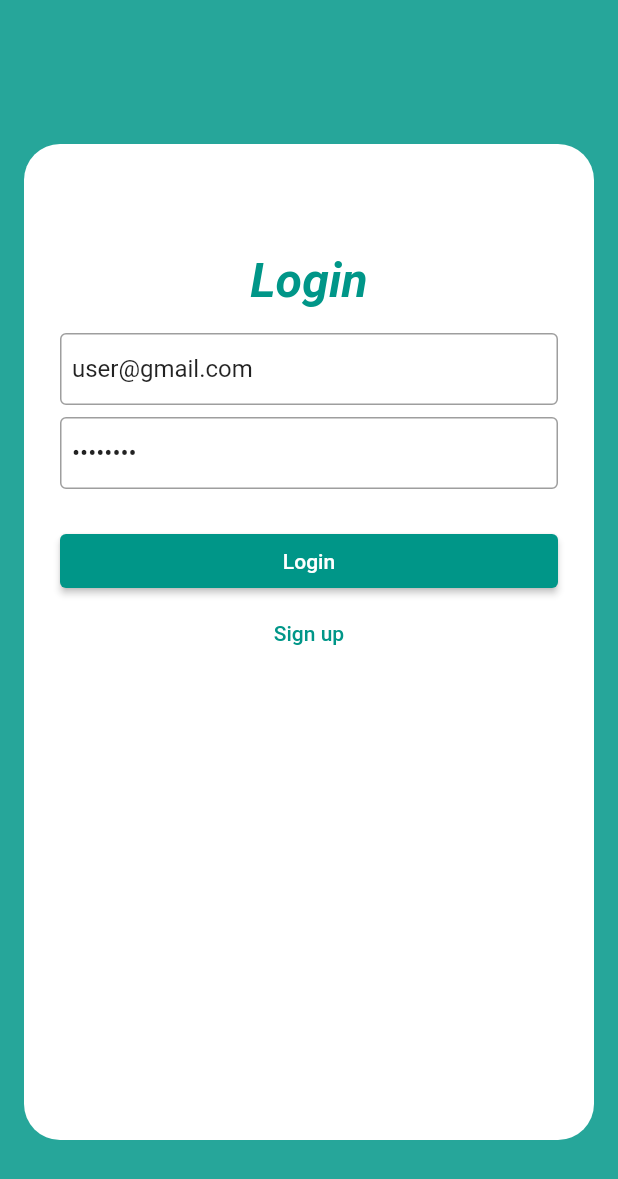
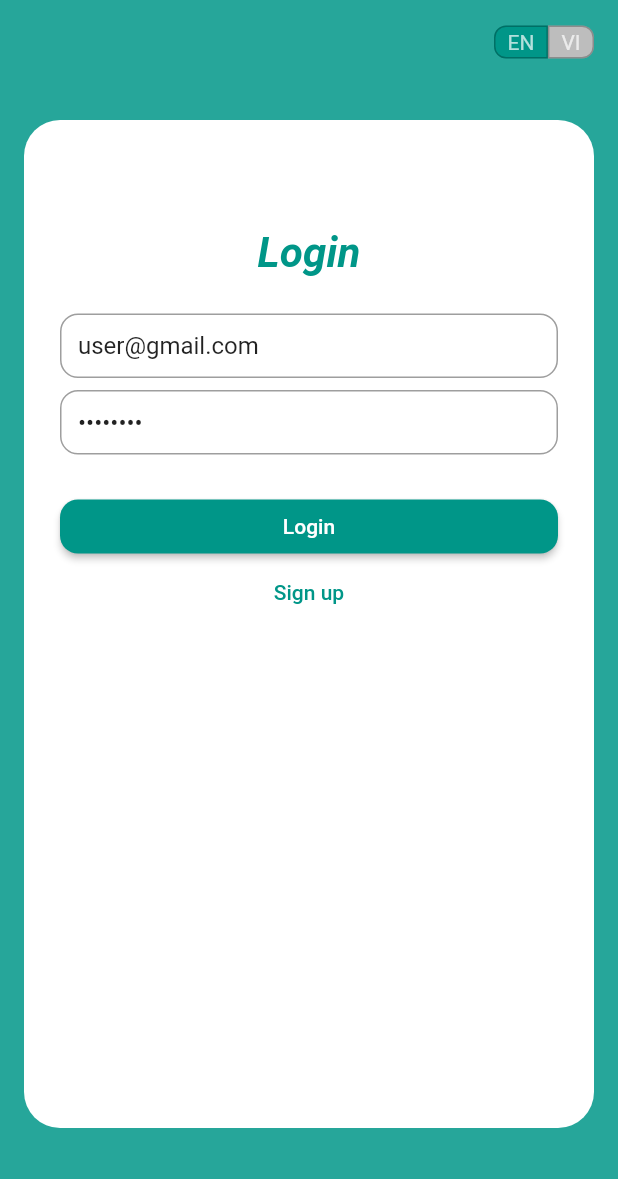
Before and after one commit to dttrung-99931/team_todo_flutter_app, a Flutter app: the screen it shows after launch, on a phone screen of 412 x 824 dp. Shown: the top 1179 px of the screen. Run offline on Flutter 3.47's test engine with Material 2 defaults, Android fonts, the phone set to English and light mode, and no system bars; our stand-ins replace badges, cloud_firestore, firebase_auth, firebase_core, firebase_messaging, flutter_local_notifications and 1 more; accounts and stored records are empty.

Commit message:
[Translation] Add

```diff
--- a/lib/app.dart
+++ b/lib/app.dart
@@ -1,6 +1,7 @@
 import 'package:flutter/material.dart';
 import 'package:flutter/services.dart';
 import 'package:get/get.dart';
+import 'package:team_todo_app/translation/app_translation.dart';
 import 'constants/constants.dart';
 import 'modules/auth/pages.dart';
 import 'modules/home/pages.dart';
@@ -26,9 +27,9 @@ class App extends StatelessWidget {
       transitionDuration: Duration(milliseconds: 800),
       debugShowCheckedModeBanner: false,
       theme: kAppTheme,
-      // builder: (context, child) {
-      //   return Container(color: Colors.purple, child: Text('Error'));
-      // },
+      // Config translation
+      translations: AppTranslation(),
+      locale: AppTranslation.defaultLocale,
     );
   }
 }
--- a/lib/constants/font_sizes.dart
+++ b/lib/constants/font_sizes.dart
@@ -4,5 +4,6 @@ class FontSizes {
   static const double s16 = 16;
   static const double s20 = 20;
   static const double s24 = 24;
+  static const double s28 = 28;
   static const double s32 = 32;
 }
--- a/lib/constants/images.dart
+++ b/lib/constants/images.dart
@@ -1,3 +1,5 @@
 class Images {
   static const String ic_notification = "assets/ic_notification_24dp.png";
+  static const String ic_vietnam_flag = "assets/ic_vietnam_flag.png";
+  static const String ic_english_flag = "assets/ic_en_flag.png";
 }
--- a/lib/modules/auth/components/body.dart
+++ b/lib/modules/auth/components/body.dart
@@ -1,7 +1,9 @@
 import 'package:flutter/material.dart';
 import 'package:flutter/widgets.dart';
 import 'package:get/get.dart';
+import 'package:team_todo_app/constants/font_sizes.dart';
 import 'package:team_todo_app/constants/routes.dart';
+import 'package:team_todo_app/constants/sizes.dart';
 
 import '../../../constants/constants.dart';
 import '../controller.dart';
@@ -13,40 +15,41 @@ class Body extends GetWidget<AuthController> {
   @override
   Widget build(BuildContext context) {
     return Container(
-      padding: const EdgeInsets.symmetric(horizontal: 24.0, vertical: 8),
-      margin: const EdgeInsets.only(top: 96, bottom: 64, left: 16, right: 16),
+      padding: const EdgeInsets.symmetric(horizontal: Sizes.s24, vertical: 8),
+      margin: const EdgeInsets.only(
+        top: Sizes.s24,
+        bottom: Sizes.s128,
+        left: Sizes.s16,
+        right: Sizes.s16,
+      ),
       decoration: BoxDecoration(
-          borderRadius: BorderRadius.all(Radius.circular(24)),
-          color: Colors.white),
+        borderRadius: BorderRadius.all(Radius.circular(Sizes.s24)),
+        color: Colors.white,
+      ),
       child: Column(
         children: [
-          SizedBox(
-            height: 48,
-          ),
-          _buildLoginTitle(),
-          _buildTextFormField("Email", _usernameEdtController),
-          SizedBox(
-            height: 8,
-          ),
-          _buildTextFormField("Password", _passwordEdtController,
+          SizedBox(height: Sizes.s48),
+          buildLoginTitle(),
+          SizedBox(height: Sizes.s8),
+          buildTextFormField("Email", _usernameEdtController),
+          SizedBox(height: Sizes.s8),
+          buildTextFormField("password".tr, _passwordEdtController,
               obscureText: true),
-          SizedBox(
-            height: 24,
-          ),
-          _buildLoginButton(),
-          _buildSwitchLoginSignupBtn()
+          SizedBox(height: Sizes.s24),
+          buildLoginButton(),
+          buildSwitchLoginSignupBtn(),
         ],
       ),
     );
   }
 
-  _buildLoginTitle() {
+  buildLoginTitle() {
     return Padding(
         padding: const EdgeInsets.all(16.0),
         child: Obx(() => Text(
-              controller.isLoginScreen ? "Login" : "Sign up",
+              controller.isLoginScreen ? 'login'.tr : 'sign-up'.tr,
               style: TextStyle(
-                fontSize: 32,
+                fontSize: FontSizes.s28,
                 fontWeight: FontWeight.bold,
                 color: kPrimarySwatch,
                 fontStyle: FontStyle.italic,
@@ -54,25 +57,37 @@ class Body extends GetWidget<AuthController> {
             )));
   }
 
-  Widget _buildTextFormField(String hint, TextEditingController edtController,
+  Widget buildTextFormField(String hint, TextEditingController edtController,
       {bool obscureText = false}) {
     return TextFormField(
       decoration: InputDecoration(
-          hintText: hint,
-          border: OutlineInputBorder(gapPadding: 0),
-          contentPadding: EdgeInsets.all(8)),
+        hintText: hint,
+        border: OutlineInputBorder(
+          gapPadding: 0,
+          borderRadius: BorderRadius.circular(Sizes.s12),
+        ),
+        contentPadding: EdgeInsets.symmetric(
+          vertical: Sizes.s12,
+          horizontal: Sizes.s12,
+        ),
+        isDense: true,
+      ),
       controller: edtController,
       obscureText: obscureText,
     );
   }
 
-  Widget _buildLoginButton() {
+  Widget buildLoginButton() {
     return Row(
       children: [
         Expanded(
           child: Obx(
             () => ElevatedButton(
-              onPressed: _onBtnLoginOrSignUpClicked,
+              style: ElevatedButton.styleFrom(
+                  shape: RoundedRectangleBorder(
+                borderRadius: BorderRadius.circular(Sizes.s12),
+              )),
+              onPressed: onBtnLoginOrSignUpClicked,
               child: controller.isLoading
                   ? Container(
                       width: 24,
@@ -82,7 +97,11 @@ class Body extends GetWidget<AuthController> {
                         strokeWidth: 2,
                       ),
                     )
-                  : buildTitleObx(style: TextStyle(color: Colors.white)),
+                  : buildTitleObx(
+                      style: TextStyle(color: Colors.white),
+                      titleOnLogin: 'login'.tr,
+                      titleOnSignup: 'sign-up'.tr,
+                    ),
             ),
           ),
         ),
@@ -90,16 +109,19 @@ class Body extends GetWidget<AuthController> {
     );
   }
 
-  Obx buildTitleObx(
-      {TextStyle style, String loginTitle = 'Login', signUpTitle = 'Sign up'}) {
+  Obx buildTitleObx({
+    TextStyle style,
+    String titleOnLogin,
+    String titleOnSignup,
+  }) {
     return Obx(
-      () => Text(controller.isLoginScreen ? loginTitle : signUpTitle,
+      () => Text(controller.isLoginScreen ? titleOnLogin : titleOnSignup,
           style: style),
     );
   }
 
-  Future<void> _onBtnLoginOrSignUpClicked() async {
-    if (!_validate()) {
+  Future<void> onBtnLoginOrSignUpClicked() async {
+    if (!validate()) {
       return;
     }
 
@@ -116,10 +138,12 @@ class Body extends GetWidget<AuthController> {
     if (isloggedInSuccess) {
       Get.offAndToNamed(RouteNames.HOME);
     } else {
-      Get.showSnackbar(GetBar(
-        message: "Login failed",
-        isDismissible: true,
-      ));
+      Get.showSnackbar(
+        GetBar(
+          message: 'login-failed'.tr,
+          isDismissible: true,
+        ),
+      );
     }
   }
 
@@ -130,24 +154,28 @@ class Body extends GetWidget<AuthController> {
       Get.offAndToNamed(RouteNames.HOME);
     } else {
       Get.showSnackbar(GetBar(
-        message: "Login failed",
+        message: 'login-failed'.tr,
         isDismissible: true,
       ));
     }
   }
 
-  bool _validate() {
+  bool validate() {
     return true;
   }
 
-  _buildSwitchLoginSignupBtn() {
-    return TextButton(
+  buildSwitchLoginSignupBtn() {
+    return Transform.translate(
+      offset: Offset(0, -Sizes.s4),
+      child: TextButton(
         onPressed: () {
-          controller.swithScreen();
+          controller.switchScreen();
         },
         child: buildTitleObx(
-          loginTitle: "Sign up",
-          signUpTitle: "Login",
-        ));
+          titleOnLogin: 'sign-up'.tr,
+          titleOnSignup: 'login'.tr,
+        ),
+      ),
+    );
   }
 }
--- a/lib/modules/auth/controller.dart
+++ b/lib/modules/auth/controller.dart
@@ -40,7 +40,7 @@ class AuthController extends BaseController {
     await _userService.signOut();
   }
 
-  void swithScreen() {
+  void switchScreen() {
     _isLoginScreen.value = !_isLoginScreen.value;
   }
 }
--- a/lib/modules/auth/screen.dart
+++ b/lib/modules/auth/screen.dart
@@ -1,4 +1,6 @@
 import 'package:flutter/material.dart';
+import 'package:team_todo_app/constants/sizes.dart';
+import 'package:team_todo_app/widgets/language_switch.dart';
 
 import '../../constants/constants.dart';
 import 'components/body.dart';
@@ -10,11 +12,25 @@ class AuthScreen extends StatelessWidget {
       body: SafeArea(
         child: SingleChildScrollView(
           child: ConstrainedBox(
-              constraints:
-                  BoxConstraints(maxHeight: MediaQuery.of(context).size.height),
-              child: Body()),
+            constraints: BoxConstraints(
+              maxHeight: MediaQuery.of(context).size.height,
+            ),
+            child: Body(),
+          ),
         ),
       ),
+      appBar: AppBar(
+        actions: [
+          LanguageSwitch(),
+          SizedBox(
+            width: Sizes.s16,
+          )
+        ],
+        elevation: 0,
+        backgroundColor: kPrimarySwatch[400],
+      )
+      // Align(alignment: Alignment.centerRight, child: LanguageSwitch()),
+      ,
       backgroundColor: kPrimarySwatch[400],
       resizeToAvoidBottomInset: true,
     );
--- a/lib/modules/home/components/drawer_menu.dart
+++ b/lib/modules/home/components/drawer_menu.dart
@@ -2,6 +2,7 @@ import 'package:flutter/material.dart';
 import 'package:get/get.dart';
 import 'package:team_todo_app/base/base_get_widget.dart';
 import 'package:team_todo_app/constants/constants.dart';
+import 'package:team_todo_app/constants/images.dart';
 import 'package:team_todo_app/constants/routes.dart';
 import 'package:team_todo_app/constants/sizes.dart';
 import 'package:team_todo_app/constants/styles.dart';
@@ -10,6 +11,7 @@ import 'package:team_todo_app/modules/team/components/my_teams/my_teams.dart';
 import 'package:team_todo_app/modules/user/controller.dart';
 import 'package:team_todo_app/widgets/character_avatar.dart';
 import 'package:team_todo_app/widgets/composed_button.dart';
+import 'package:team_todo_app/widgets/language_switch.dart';
 
 import '../controller.dart';
 
@@ -17,7 +19,7 @@ class HomeDrawerMenu extends BaseGetWidget<HomeController> {
   final _userController = Get.find<UserController>();
 
   Future<void> showExitAlertDialog() async {
-    showAlertDialog("Do you want to sign out?", () async {
+    showAlertDialog('confirm-sign-out'.tr, () async {
       AuthController authController = Get.find();
       await authController.signOut();
 
@@ -59,7 +61,7 @@ class HomeDrawerMenu extends BaseGetWidget<HomeController> {
               Expanded(
                 child: ComposedButtonWidget(
                   iconData: Icons.logout,
-                  title: 'Sign out',
+                  title: 'sign-out'.tr,
                   onPressed: showExitAlertDialog,
                 ),
               )
@@ -75,6 +77,7 @@ class HomeDrawerMenu extends BaseGetWidget<HomeController> {
       padding: EdgeInsets.all(Sizes.s12),
       child: Column(
         crossAxisAlignment: CrossAxisAlignment.start,
+        mainAxisAlignment: MainAxisAlignment.spaceBetween,
         children: [
           Obx(() {
             return Row(
@@ -87,7 +90,10 @@ class HomeDrawerMenu extends BaseGetWidget<HomeController> {
                 ),
               ],
             );
-          })
+          }),
+          Align(
+            alignment: Alignment.centerRight,
+            child: LanguageSwitch(),),
         ],
       ),
       decoration: BoxDecoration(
--- a/lib/modules/home/components/menu.dart
+++ /dev/null
@@ -1,50 +0,0 @@
-import 'package:flutter/material.dart';
-import 'package:flutter/widgets.dart';
-import 'package:get/get.dart';
-import '../../../base/base_get_widget.dart';
-import '../../../constants/sizes.dart';
-import '../../notification/controller.dart';
-import '../../../widgets/badge.dart';
-import '../../../widgets/menu_item.dart';
-
-class Menu extends BaseGetWidget<NotificationController> {
-  @override
-  Widget build(BuildContext context) {
-    return Padding(
-      padding: EdgeInsets.symmetric(horizontal: 4),
-      child: Column(
-        children: [
-          Row(
-            mainAxisAlignment: MainAxisAlignment.spaceEvenly,
-            children: [
-              buildMenuItem("Teams", Icons.group_outlined, () async {
-                // Test handling error
-                // throw Exception('Error from home menu');
-                await Get.toNamed('/teams');
-                // Reload notis each time home navigating back to home screen
-                controller.loadNotis();
-              }),
-              buildMenuItem("Tasks", Icons.event_note_outlined, () {}),
-              buildMenuItem("My notes", Icons.note_outlined, () {}),
-            ],
-          ),
-        ],
-      ),
-    );
-  }
-
-  Widget buildMenuItem(String title, IconData iconData, Function onTap,
-      [int badgeNum = 0]) {
-    return MenuItem(
-      // isBold: true,
-      title: title,
-      child: BadgeWidget(
-        badgeNumber: badgeNum,
-        child: Icon(iconData, size: Sizes.s44),
-        hidebadgeIfZeroNumber: true,
-      ),
-      onTap: onTap,
-      size: Sizes.s96,
-    );
-  }
-}
--- a/lib/modules/team/components/menu.dart
+++ b/lib/modules/team/components/menu.dart
@@ -32,7 +32,7 @@ class TeamMenu extends BaseGetWidget<TeamController> {
   List<Widget> buildTeamMenuItems() {
     List<Widget> items = [
       MenuItem(
-        title: "Members",
+        title: 'members'.tr,
         child: Obx(
           () => BadgeWidget(
             badgeNumber: controller.selectedTeam.userIDs.length,
@@ -45,7 +45,7 @@ class TeamMenu extends BaseGetWidget<TeamController> {
         titleFontSize: FontSizes.s14,
       ),
       MenuItem(
-        title: "Actions",
+        title: 'actions'.tr,
         child: Obx(
           () => BadgeWidget(
             badgeNumber: controller.newActionIDs.length,
@@ -61,7 +61,7 @@ class TeamMenu extends BaseGetWidget<TeamController> {
     if (controller.isTeamOwner()) {
       items.add(
         MenuItem(
-          title: "Join requests",
+          title: 'join-requests'.tr,
           child: Obx(
             () => BadgeWidget(
               badgeNumber: controller.selectedTeam.pendingUserIDs.length,
@@ -69,7 +69,8 @@ class TeamMenu extends BaseGetWidget<TeamController> {
             ),
           ),
           onTap: () {
-            toNamedRelative(RouteNames.JOIN_REQUEST, arguments: controller.selectedTeam);
+            toNamedRelative(RouteNames.JOIN_REQUEST,
+                arguments: controller.selectedTeam);
           },
           titleFontSize: FontSizes.s14,
         ),
--- a/lib/modules/team/components/my_teams/my_teams.dart
+++ b/lib/modules/team/components/my_teams/my_teams.dart
@@ -33,7 +33,7 @@ class MyTeams extends BaseGetWidget<TeamController> {
                 Icon(Icons.group, size: Sizes.s20),
                 SizedBox(width: Sizes.s8),
                 Text(
-                  'My teams',
+                  'my-teams'.tr,
                   style: Styles.textTitle.copyWith(color: kPrimarySwatch),
                 ),
               ],
--- /dev/null
+++ b/lib/translation/app_translation.dart
@@ -0,0 +1,58 @@
+import 'dart:ui';
+
+import 'package:get/get.dart';
+import 'package:get/route_manager.dart';
+import 'package:team_todo_app/translation/vi.dart';
+
+import 'en.dart';
+
+/// Class contains configurations for multi-language: default language, change locale, ...
+class AppTranslation extends Translations {
+  static const LANG_CODE_EN = 'en';
+  static const LANG_CODE_VI = 'vi';
+  static const LANG_VI = 'Tiếng việt';
+  static const LANG_EN = 'English';
+  static const SUPPORTED_LOCALES = [
+    Locale(LANG_CODE_EN, 'US'),
+    Locale(LANG_CODE_VI, 'VN'),
+  ];
+  static const LANGUAGES = {LANG_CODE_EN: LANG_EN, LANG_CODE_VI: LANG_VI};
+
+  static final defaultLocale = _getDefaultSupportedLocale();
+
+  static String get currentLanguage => currentLanguageObs.value;
+  static final currentLanguageObs = RxString(
+    LANGUAGES[defaultLocale.languageCode],
+  );
+
+  static changeLanguage(String languageCode) {
+    final locale = _findSupportedLocale(languageCode);
+    assert(locale != null, '$languageCode language is not supported');
+
+    if (currentLanguageObs.value != LANGUAGES[languageCode]) {
+      currentLanguageObs.value = LANGUAGES[languageCode];
+      Get.updateLocale(locale);
+    }
+  }
+
+  static Locale _findSupportedLocale(String languageCode) {
+    final locales = SUPPORTED_LOCALES.where(
+      (element) => element.languageCode == languageCode,
+    );
+    return locales.isNotEmpty ? locales.first : null;
+  }
+
+  static Locale _getDefaultSupportedLocale() {
+    final isDefaultLocaleSupported =
+        _findSupportedLocale(Get.deviceLocale.languageCode) != null;
+    return isDefaultLocaleSupported
+        ? Get.deviceLocale
+        : SUPPORTED_LOCALES.first;
+  }
+
+  @override
+  Map<String, Map<String, String>> get keys => {
+        'en_US': en,
+        'vi_VN': vi,
+      };
+}
--- /dev/null
+++ b/lib/translation/en.dart
@@ -0,0 +1,13 @@
+const Map<String, String> en = {
+  'username': 'Username',
+  'password': 'Password',
+  'login': 'Login',
+  'sign-up': 'Sign up',
+  'login-failed': 'Login failed',
+  'members': 'Members',
+  'actions': 'Actions',
+  'join-requests': 'Join requests',
+  'my-teams': 'My teams',
+  'sign-out': 'Sign out',
+  'confirm-sign-out': 'Do you want to sign out?',
+};
--- /dev/null
+++ b/lib/translation/vi.dart
@@ -0,0 +1,13 @@
+const Map<String, String> vi = {
+  'username': 'Tên đăng nhập',
+  'password': 'Mật khẩu',
+  'login': 'Đăng nhập',
+  'sign-up': 'Đăng ký',
+  'login-failed': 'Đăng nhập thất bại',
+  'members': 'Thành viên',
+  'actions': 'Hoạt động',
+  'join-requests': 'Y/c tham gia',
+  'my-teams': 'Nhóm của tôi',
+  'sign-out': 'Đăng xuất',
+  'confirm-sign-out': 'Bạn muốn đăng xuất?',
+};
--- /dev/null
+++ b/lib/widgets/language_switch.dart
@@ -0,0 +1,68 @@
+import 'package:flutter/material.dart';
+import 'package:get/get.dart';
+import 'package:team_todo_app/constants/constants.dart';
+import 'package:team_todo_app/constants/sizes.dart';
+import 'package:team_todo_app/translation/app_translation.dart';
+
+class LanguageSwitch extends StatelessWidget {
+  @override
+  Widget build(BuildContext context) {
+    return Obx(() {
+      return Row(
+        mainAxisSize: MainAxisSize.min,
+        children: [
+          buildLanguageBtn(
+            languageShort: 'EN',
+            onPressed: () {
+              AppTranslation.changeLanguage(AppTranslation.LANG_CODE_EN);
+            },
+            color: AppTranslation.currentLanguage == AppTranslation.LANG_EN
+                ? kPrimarySwatch
+                : Colors.grey[400],
+            roundLeft: true,
+          ),
+          buildLanguageBtn(
+            languageShort: 'VI',
+            onPressed: () {
+              AppTranslation.changeLanguage(AppTranslation.LANG_CODE_VI);
+            },
+            color: AppTranslation.currentLanguage == AppTranslation.LANG_VI
+                ? kPrimarySwatch
+                : Colors.grey[400],
+            roundRight: true,
+          ),
+        ],
+      );
+    });
+  }
+
+  Widget buildLanguageBtn({
+    @required String languageShort,
+    @required Function onPressed,
+    @required Color color,
+    bool roundLeft = false,
+    bool roundRight = false,
+  }) {
+    return InkWell(
+      onTap: onPressed,
+      child: Container(
+        padding: EdgeInsets.symmetric(
+          vertical: Sizes.s2,
+          horizontal: Sizes.s8,
+        ),
+        decoration: BoxDecoration(
+          color: color,
+          borderRadius: BorderRadius.horizontal(
+            left: Radius.circular(roundLeft ? Sizes.s8 : 0),
+            right: Radius.circular(roundRight ? Sizes.s8 : 0),
+          ),
+          border: Border.all(color: Colors.black26),
+        ),
+        child: Text(
+          languageShort,
+          style: TextStyle(color: Colors.white70),
+        ),
+      ),
+    );
+  }
+}
```
Also changed, not shown: assets/ic_en_flag.png (added), assets/ic_vietnam_flag.png (added).
